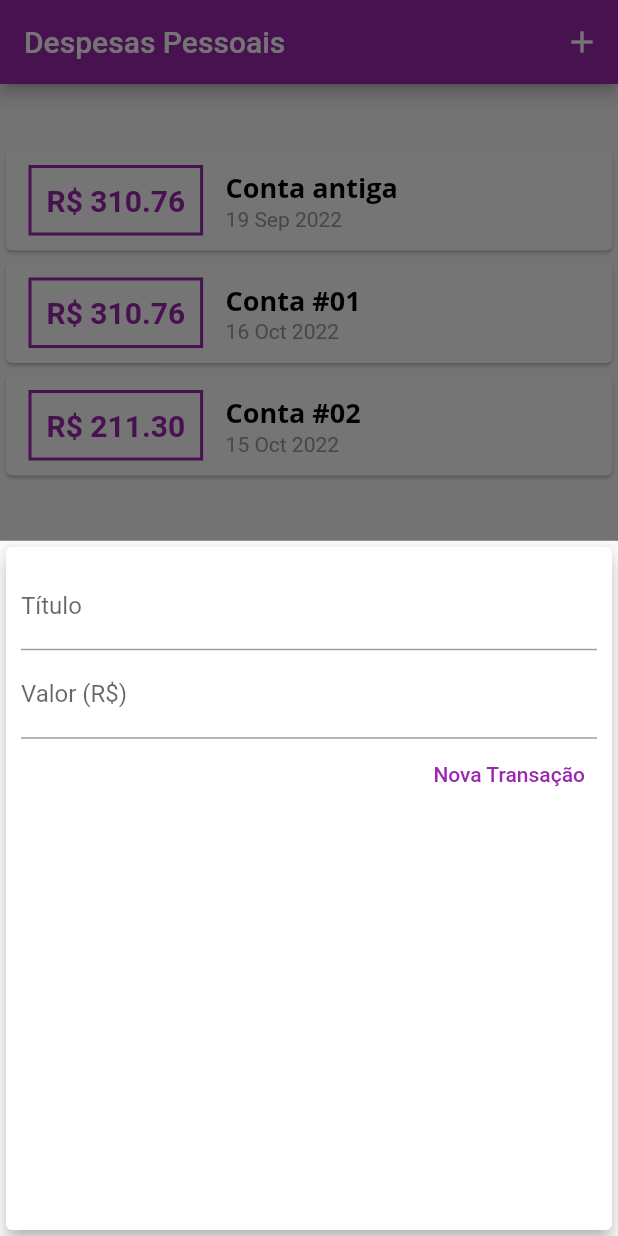
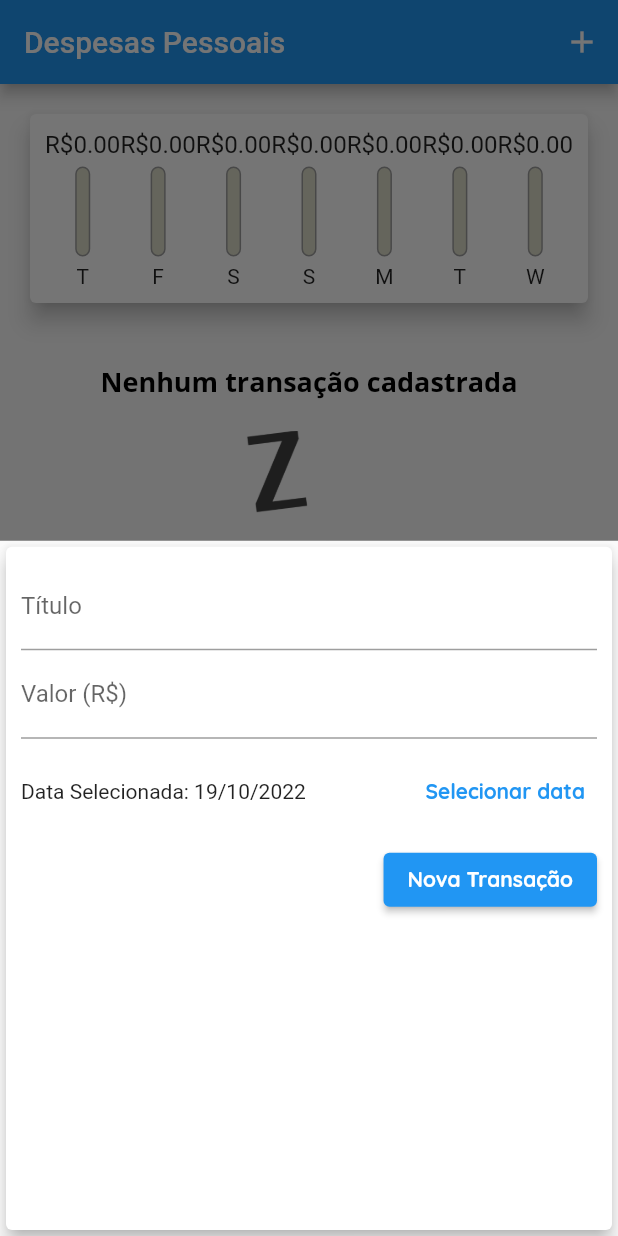
Before and after one commit to nagpaulo/expenses-app, a Flutter app: the screen it shows after launch, after a tap on the "add" icon, on a phone screen of 412 x 824 dp. Run offline on Flutter 3.47's test engine with Material 2 defaults, Android fonts, the phone set to English and light mode, and no system bars.

Commit message:
Fianalizando projeto

```diff
--- a/lib/components/chart.dart
+++ b/lib/components/chart.dart
@@ -1,3 +1,4 @@
+import 'package:expenses/components/chart_bar.dart';
 import 'package:expenses/models/transaction.dart';
 import 'package:flutter/material.dart';
 import 'package:flutter/src/widgets/container.dart';
@@ -9,7 +10,7 @@ class Chart extends StatelessWidget {
 
   final List<Transaction> recentTransaction;
 
-  List<Map<String, Object>> get groupedTransations {
+  List<Map<String, dynamic>> get groupedTransations {
     return List.generate(7, (index) {
       final weekDay = DateTime.now().subtract(
         Duration(days: index),
@@ -27,24 +28,40 @@ class Chart extends StatelessWidget {
         }
       }
 
-      print(DateFormat.E().format(weekDay)[0]);
-      print(totalSum);
-
       return {
         'day': DateFormat.E().format(weekDay)[0],
         'value': totalSum,
       };
+    }).reversed.toList();
+  }
+
+  double get _weekTotalValue {
+    return groupedTransations.fold(0.0, (sum, tr) {
+      return sum + tr['value'];
     });
   }
 
   @override
   Widget build(BuildContext context) {
-    groupedTransations;
     return Card(
       elevation: 6,
       margin: EdgeInsets.all(20),
-      child: Row(
-        children: <Widget>[],
+      child: Padding(
+        padding: const EdgeInsets.all(10),
+        child: Row(
+          mainAxisAlignment: MainAxisAlignment.spaceAround,
+          children: groupedTransations.map((tr) {
+            return Flexible(
+              fit: FlexFit.tight,
+              child: ChartBar(
+                label: tr['day'],
+                value: tr['value'],
+                percentage:
+                    _weekTotalValue == 0 ? 0.0 : tr['value'] / _weekTotalValue,
+              ),
+            );
+          }).toList(),
+        ),
       ),
     );
   }
--- /dev/null
+++ b/lib/components/chart_bar.dart
@@ -0,0 +1,62 @@
+import 'package:flutter/cupertino.dart';
+import 'package:flutter/material.dart';
+
+class ChartBar extends StatelessWidget {
+  final String label;
+  final double value;
+  final double percentage;
+
+  const ChartBar({
+    required this.label,
+    required this.value,
+    required this.percentage,
+    super.key,
+  });
+
+  @override
+  Widget build(BuildContext context) {
+    return Column(
+      children: <Widget>[
+        Container(
+          height: 20,
+          child: FittedBox(
+            child: Text('R\$${value.toStringAsFixed(2)}'),
+          ),
+        ),
+        SizedBox(height: 5),
+        Container(
+          height: 60,
+          width: 10,
+          child: Stack(
+            alignment: Alignment.bottomCenter,
+            children: [
+              Container(
+                decoration: BoxDecoration(
+                  border: Border.all(
+                    color: Colors.grey,
+                    width: 1.0,
+                  ),
+                  color: Color.fromRGBO(220, 220, 200, 1),
+                  borderRadius: BorderRadius.circular(5),
+                ),
+              ),
+              FractionallySizedBox(
+                heightFactor: percentage,
+                child: Container(
+                  decoration: BoxDecoration(
+                    color: Theme.of(context).colorScheme.primary,
+                    borderRadius: BorderRadius.circular(5),
+                  ),
+                ),
+              )
+            ],
+          ),
+        ),
+        SizedBox(
+          height: 5,
+        ),
+        Text(label)
+      ],
+    );
+  }
+}
--- a/lib/components/transaction_form.dart
+++ b/lib/components/transaction_form.dart
@@ -1,27 +1,48 @@
 import 'package:flutter/material.dart';
+import 'package:intl/intl.dart';
 
 class TransactionForm extends StatefulWidget {
   TransactionForm(this.onSubmit, {super.key});
 
-  final void Function(String, double) onSubmit;
+  final void Function(String, double, DateTime) onSubmit;
 
   @override
   State<TransactionForm> createState() => _TransactionFormState();
 }
 
 class _TransactionFormState extends State<TransactionForm> {
-  TextEditingController titleController = TextEditingController();
-  TextEditingController valueController = TextEditingController();
+  final TextEditingController _titleController = TextEditingController();
+  final TextEditingController _valueController = TextEditingController();
+  DateTime _selectedDate = DateTime.now();
 
   _submitForm() {
-    final title = titleController.text;
-    final value = double.tryParse(valueController.text) ?? 0.0;
+    final title = _titleController.text;
+    final value = double.tryParse(_valueController.text) ?? 0.0;
 
-    if (title.isEmpty || value <= 0) {
+    if (title.isEmpty || value <= 0 || _selectedDate == null) {
       return;
     }
 
-    widget.onSubmit(title, value);
+    widget.onSubmit(title, value, _selectedDate!);
+  }
+
+  _showDatePicker() {
+    showDatePicker(
+      context: context,
+      initialDate: DateTime.now(),
+      firstDate: DateTime(2019),
+      lastDate: DateTime.now(),
+    ).then((pickedDate) {
+      if (pickedDate == null) {
+        return;
+      }
+
+      setState(() {
+        _selectedDate = pickedDate;
+      });
+    });
+
+    print('Executado!');
   }
 
   @override
@@ -33,32 +54,62 @@ class _TransactionFormState extends State<TransactionForm> {
         child: Column(
           children: [
             TextField(
-              controller: titleController,
+              controller: _titleController,
               onSubmitted: (_) => _submitForm(),
+              // ignore: prefer_const_constructors
               decoration: InputDecoration(
                 labelText: 'Título',
               ),
             ),
             TextField(
-              controller: valueController,
+              controller: _valueController,
               keyboardType:
                   const TextInputType.numberWithOptions(decimal: true),
               onSubmitted: (_) => _submitForm(),
-              decoration: InputDecoration(
+              decoration: const InputDecoration(
                 labelText: 'Valor (R\$)',
+              ),
+            ),
+            Container(
+              height: 70,
+              child: Row(
+                children: [
+                  Expanded(
+                    child: Text(
+                      _selectedDate == null
+                          ? 'Nenhum data selecionado!'
+                          : 'Data Selecionada: ${DateFormat('dd/MM/y').format(_selectedDate!)}',
+                    ),
+                  ),
+                  TextButton(
+                    style: ButtonStyle(
+                      foregroundColor: MaterialStateProperty.all<Color>(
+                        Theme.of(context).primaryColor,
+                      ),
+                    ),
+                    // ignore: sort_child_properties_last
+                    child: const Text(
+                      'Selecionar data',
+                      style: TextStyle(
+                        fontWeight: FontWeight.bold,
+                      ),
+                    ),
+                    onPressed: _showDatePicker,
+                  )
+                ],
               ),
             ),
             Row(
               mainAxisAlignment: MainAxisAlignment.end,
               children: [
-                TextButton(
-                  style: ButtonStyle(
-                    foregroundColor:
-                        MaterialStateProperty.all<Color>(Colors.purple),
+                ElevatedButton(
+                  style: ElevatedButton.styleFrom(
+                    foregroundColor: Theme.of(context).textTheme.button?.color,
+                    backgroundColor: Theme.of(context).colorScheme.primary,
                   ),
                   onPressed: _submitForm,
-                  child: Text('Nova Transação'),
-                ),
+                  child: const Text('Nova Transação'),
+                )
               ],
             ),
           ],
--- a/lib/components/transcation_list.dart
+++ b/lib/components/transcation_list.dart
@@ -3,9 +3,10 @@ import 'package:flutter/material.dart';
 import 'package:intl/intl.dart';
 
 class TransactionList extends StatelessWidget {
-  const TransactionList(this.transactions, {super.key});
+  const TransactionList(this.transactions, this.onRemove, {super.key});
 
   final List<Transaction> transactions;
+  final void Function(String) onRemove;
 
   @override
   Widget build(BuildContext context) {
@@ -38,40 +39,33 @@ class TransactionList extends StatelessWidget {
               itemBuilder: (ctx, index) {
                 final tr = transactions[index];
                 return Card(
-                  child: Row(
-                    children: [
-                      Container(
-                        margin: EdgeInsets.symmetric(
-                          horizontal: 15,
-                          vertical: 10,
+                  elevation: 5,
+                  margin: const EdgeInsets.symmetric(
+                    horizontal: 5,
+                    vertical: 8,
+                  ),
+                  child: ListTile(
+                    leading: CircleAvatar(
+                      radius: 30,
+                      child: Padding(
+                        padding: const EdgeInsets.all(6),
+                        child: FittedBox(
+                          child: Text('R\$${tr.value}'),
                         ),
-                        decoration: BoxDecoration(
-                            border: Border.all(
-                          color: Theme.of(context).colorScheme.primary,
-                          width: 2,
-                        )),
-                        padding: EdgeInsets.all(10),
-                        child: Text("R\$ ${tr.value.toStringAsFixed(2)}",
-                            style: TextStyle(
-                              fontWeight: FontWeight.bold,
-                              fontSize: 20,
-                              color: Theme.of(context).colorScheme.primary,
-                            )),
                       ),
-                      Column(
-                        crossAxisAlignment: CrossAxisAlignment.start,
-                        children: [
-                          Text(
-                            tr.title,
-                            style: Theme.of(context).textTheme.headline1,
-                          ),
-                          Text(
-                            DateFormat('d MMM y').format(tr.date),
-                            style: TextStyle(color: Colors.grey),
-                          ),
-                        ],
-                      )
-                    ],
+                    ),
+                    title: Text(
+                      tr.title,
+                      style: Theme.of(context).textTheme.headline1,
+                    ),
+                    subtitle: Text(
+                      DateFormat('d MMM y').format(tr.date),
+                    ),
+                    trailing: IconButton(
+                      icon: const Icon(Icons.delete),
+                      color: Theme.of(context).errorColor,
+                      onPressed: () => onRemove(tr.id),
+                    ),
                   ),
                 );
               },
--- a/lib/main.dart
+++ b/lib/main.dart
@@ -18,22 +18,26 @@ class ExpensesApp extends StatelessWidget {
       home: MyHomePage(),
       theme: ThemeData(
           colorScheme:
-              ColorScheme.fromSwatch(primarySwatch: Colors.purple).copyWith(
-            secondary: Colors.amber,
+              ColorScheme.fromSwatch(primarySwatch: Colors.blue).copyWith(
+            secondary: Colors.blue[700],
           ),
           fontFamily: 'Quicksand',
           textTheme: ThemeData.light().textTheme.copyWith(
-                  headline1: TextStyle(
+              headline1: const TextStyle(
                 fontFamily: 'OpenSans',
                 fontSize: 18,
                 color: Colors.black,
                 fontWeight: FontWeight.w600,
+              ),
+              button: const TextStyle(
+                color: Colors.white,
+                fontWeight: FontWeight.bold,
               )),
           appBarTheme: AppBarTheme(
               toolbarTextStyle: ThemeData.light()
                   .textTheme
                   .copyWith(
-                      headline1: TextStyle(
+                      headline1: const TextStyle(
                     fontFamily: 'OpenSans',
                     fontSize: 20,
                     fontWeight: FontWeight.bold,
@@ -44,46 +48,29 @@ class ExpensesApp extends StatelessWidget {
 }
 
 class MyHomePage extends StatefulWidget {
+  const MyHomePage({super.key});
+
   @override
   State<MyHomePage> createState() => _MyHomePageState();
 }
 
 class _MyHomePageState extends State<MyHomePage> {
-  final List<Transaction> _transactions = [
-    Transaction(
-      id: 't0',
-      title: 'Conta antiga',
-      value: 310.76,
-      date: DateTime.now().subtract(Duration(days: 30)),
-    ),
-    Transaction(
-      id: 't1',
-      title: 'Conta #01',
-      value: 310.76,
-      date: DateTime.now().subtract(Duration(days: 3)),
-    ),
-    Transaction(
-      id: 't2',
-      title: 'Conta #02',
-      value: 211.30,
-      date: DateTime.now().subtract(Duration(days: 4)),
-    ),
-  ];
+  final List<Transaction> _transactions = [];
 
   List<Transaction> get _recentTransactions {
     return _transactions.where((tr) {
       return tr.date.isAfter(DateTime.now().subtract(
-        Duration(days: 7),
+        const Duration(days: 7),
       ));
     }).toList();
   }
 
-  _addTransaction(String title, double value) {
+  _addTransaction(String title, double value, DateTime date) {
     final newTransaction = Transaction(
       id: Random().nextDouble().toString(),
       title: title,
       value: value,
-      date: DateTime.now(),
+      date: date,
     );
 
     setState(() {
@@ -93,14 +80,21 @@ class _MyHomePageState extends State<MyHomePage> {
     Navigator.of(context).pop();
   }
 
+  _removeTransction(String id) {
+    setState(() {
+      _transactions.removeWhere((tr) => tr.id == id);
+    });
+  }
+
   _openTransactionFormModal(BuildContext context) {
     showModalBottomSheet(
-        context: context,
-        builder: (_) {
-          return TransactionForm(
-            _addTransaction,
-          );
-        });
+      context: context,
+      builder: (_) {
+        return TransactionForm(
+          _addTransaction,
+        );
+      },
+    );
   }
 
   @override
@@ -113,7 +107,7 @@ class _MyHomePageState extends State<MyHomePage> {
           actions: <Widget>[
             IconButton(
               onPressed: () => _openTransactionFormModal(context),
-              icon: Icon(Icons.add),
+              icon: const Icon(Icons.add),
             )
           ],
         ),
@@ -122,12 +116,12 @@ class _MyHomePageState extends State<MyHomePage> {
             crossAxisAlignment: CrossAxisAlignment.stretch,
             children: <Widget>[
               Chart(_recentTransactions),
-              TransactionList(_transactions),
+              TransactionList(_transactions, _removeTransction),
             ],
           ),
         ),
         floatingActionButton: FloatingActionButton(
-          child: Icon(Icons.add),
+          child: const Icon(Icons.add),
           onPressed: () => _openTransactionFormModal(context),
         ),
         floatingActionButtonLocation: FloatingActionButtonLocation.centerFloat);
```
